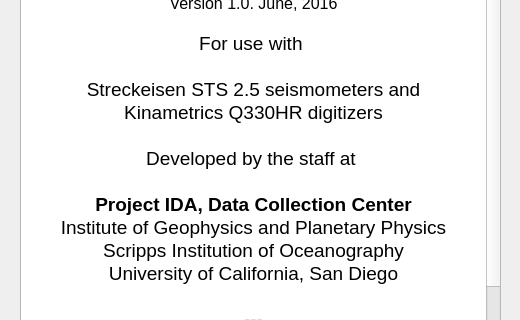
Old version of the form gui/about.ui in the repository ProjectIDA/ical; both pictures show x 0 to 520 and y 127 to 447 of the 520 by 685 pixel window.
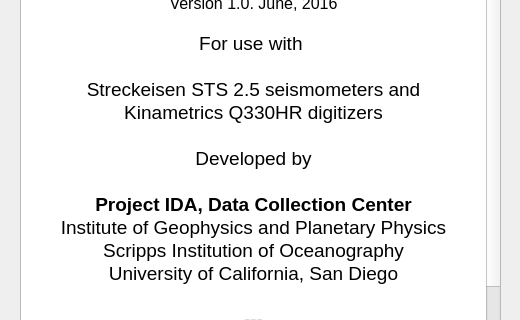
New version of the form. Icons and pictures are not drawn.

What changed in the file:
```diff
--- a/gui/about.ui
+++ b/gui/about.ui
@@ -72,7 +72,7 @@
 &lt;p align=&quot;center&quot; style=&quot; margin-top:0px; margin-bottom:0px; margin-left:0px; margin-right:0px; -qt-block-indent:0; text-indent:0px;&quot;&gt;&lt;span style=&quot; font-size:14pt;&quot;&gt;Streckeisen STS 2.5 seismometers and&lt;/span&gt;&lt;/p&gt;
 &lt;p align=&quot;center&quot; style=&quot; margin-top:0px; margin-bottom:0px; margin-left:0px; margin-right:0px; -qt-block-indent:0; text-indent:0px;&quot;&gt;&lt;span style=&quot; font-size:14pt;&quot;&gt;Kinametrics Q330HR digitizers&lt;/span&gt;&lt;/p&gt;
 &lt;p align=&quot;center&quot; style=&quot;-qt-paragraph-type:empty; margin-top:0px; margin-bottom:0px; margin-left:0px; margin-right:0px; -qt-block-indent:0; text-indent:0px; font-size:14pt;&quot;&gt;&lt;br /&gt;&lt;/p&gt;
-&lt;p align=&quot;center&quot; style=&quot; margin-top:0px; margin-bottom:0px; margin-left:0px; margin-right:0px; -qt-block-indent:0; text-indent:0px;&quot;&gt;&lt;span style=&quot; font-size:14pt;&quot;&gt;Developed by the staff at &lt;/span&gt;&lt;/p&gt;
+&lt;p align=&quot;center&quot; style=&quot; margin-top:0px; margin-bottom:0px; margin-left:0px; margin-right:0px; -qt-block-indent:0; text-indent:0px;&quot;&gt;&lt;span style=&quot; font-size:14pt;&quot;&gt;Developed by&lt;/span&gt;&lt;/p&gt;
 &lt;p align=&quot;center&quot; style=&quot;-qt-paragraph-type:empty; margin-top:0px; margin-bottom:0px; margin-left:0px; margin-right:0px; -qt-block-indent:0; text-indent:0px; font-size:14pt;&quot;&gt;&lt;br /&gt;&lt;/p&gt;
 &lt;p align=&quot;center&quot; style=&quot; margin-top:0px; margin-bottom:0px; margin-left:0px; margin-right:0px; -qt-block-indent:0; text-indent:0px;&quot;&gt;&lt;span style=&quot; font-size:14pt; font-weight:600;&quot;&gt;Project IDA, Data Collection Center&lt;/span&gt;&lt;/p&gt;
 &lt;p align=&quot;center&quot; style=&quot; margin-top:0px; margin-bottom:0px; margin-left:0px; margin-right:0px; -qt-block-indent:0; text-indent:0px;&quot;&gt;&lt;span style=&quot; font-size:14pt;&quot;&gt;Institute of Geophysics and Planetary Physics&lt;/span&gt;&lt;/p&gt;
```
